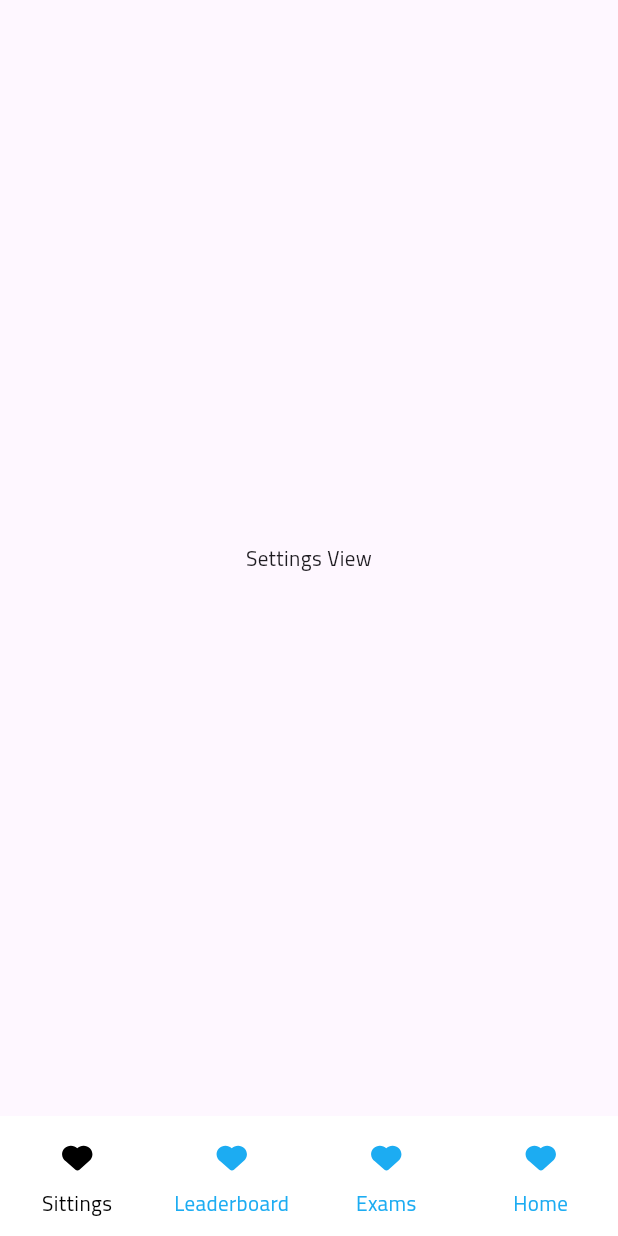
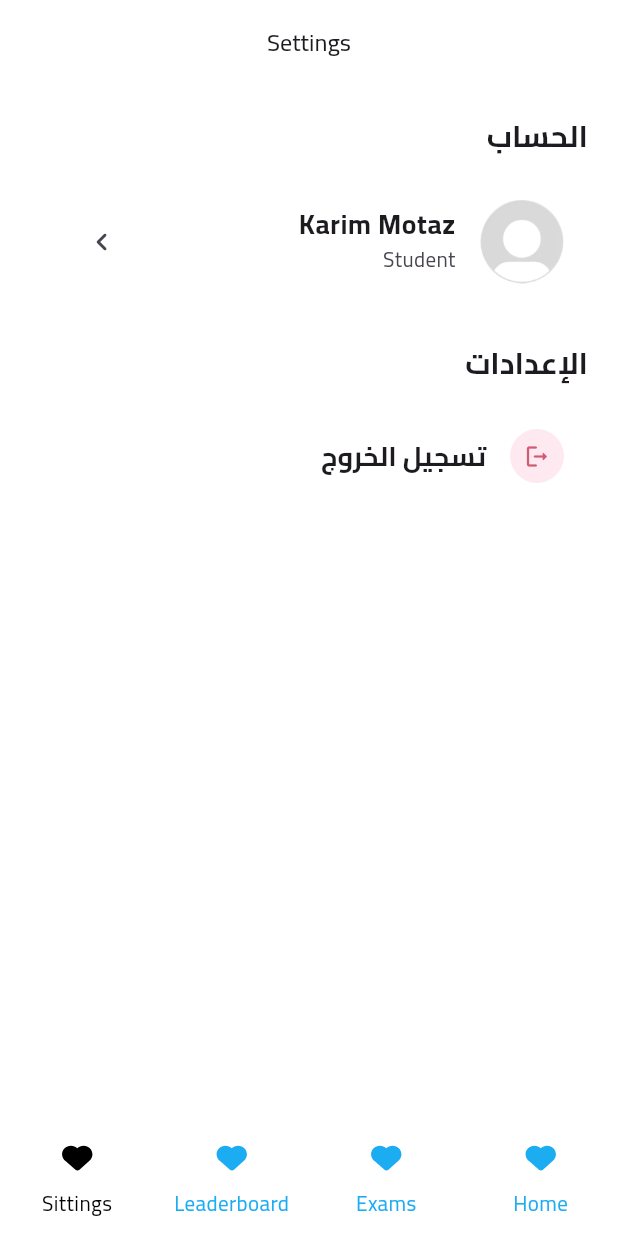
Before and after one commit to KaremMotaz/bio_app, a Flutter app: the MainView screen opened by its route, swiped to page 4, on a phone screen of 412 x 824 dp. Run offline on Flutter 3.47's test engine with Material 3 defaults, Android fonts, the light colour scheme and no system bars; our stand-ins replace cloud_firestore, dartz, dots_indicator, firebase_auth, firebase_core, flutter_bloc and 8 more; missing offline and left inert: flutter_facebook_auth; accounts and stored records are empty; statements that could not run were skipped.

Commit message:
Make profile and settings screens

```diff
--- a/analysis_options.yaml
+++ b/analysis_options.yaml
@@ -1,4 +1,4 @@
 include: package:flutter_lints/flutter.yaml
 
 formatter:
-  page_width: 50
+  page_width: 60
--- a/lib/core/theming/app_colors.dart
+++ b/lib/core/theming/app_colors.dart
@@ -16,4 +16,5 @@ class AppColors {
   static const Color buttonBlue = Color(0xff1cb0f6);
   static const Color darkerBlue = Color(0xff1a98d5);
   static const Color mainBlue = Color(0xff425D8C);
+  static const Color darkModeGray = Color(0xff202124);
 }
--- a/lib/core/theming/assets_data.dart
+++ b/lib/core/theming/assets_data.dart
@@ -25,4 +25,5 @@ class AssetsData {
   static const String choiceFour = 'assets/images/Choice_four.png';
 
   static const String finishLesson = 'assets/images/finishLesson.png';
+  static const String dummyUserImage = 'assets/images/dummy_image.png';
 }
--- a/lib/features/settings/presentation/views/settings_view.dart
+++ b/lib/features/settings/presentation/views/settings_view.dart
@@ -1,10 +1,31 @@
+import 'package:bio_app/core/services/get_it_service.dart';
+import 'package:bio_app/core/theming/text_styles.dart';
+import 'package:bio_app/features/auth/domain/auth_repo.dart';
+import 'package:bio_app/features/auth/presentation/manager/log_out_cubit/log_out_cubit.dart';
+import 'package:bio_app/features/settings/presentation/views/widgets/settings_view_body.dart';
 import 'package:flutter/material.dart';
+import 'package:flutter_bloc/flutter_bloc.dart';
 
 class SettingsView extends StatelessWidget {
   const SettingsView({super.key});
 
   @override
   Widget build(BuildContext context) {
-    return Scaffold(body: Center(child: Text('Settings View')));
+    return BlocProvider<LogOutCubit>(
+      create: (context) =>
+          LogOutCubit(getIt.get<AuthRepo>()),
+      child: Scaffold(
+        backgroundColor: Colors.white,
+        appBar: AppBar(
+          backgroundColor: Colors.white,
+          title: Text(
+            "Settings",
+            style: TextStyles.medium16,
+          ),
+          centerTitle: true,
+        ),
+        body: const SafeArea(child: SettingsViewBody()),
+      ),
+    );
   }
 }
--- /dev/null
+++ b/lib/features/settings/presentation/views/widgets/custom_settings_list_tile.dart
@@ -0,0 +1,43 @@
+import 'package:bio_app/core/theming/text_styles.dart';
+import 'package:flutter/material.dart';
+
+class CustomSettingsListTile extends StatelessWidget {
+  const CustomSettingsListTile({
+    super.key,
+    required this.iconcolor,
+    required this.bgIconcolor,
+    required this.title,
+    required this.onTap,
+    required this.trailing,
+    required this.icon,
+  });
+  final Color iconcolor;
+  final Color bgIconcolor;
+  final String title;
+  final VoidCallback onTap;
+  final Widget trailing;
+  final IconData icon;
+
+  @override
+  Widget build(BuildContext context) {
+    return ListTile(
+      leading: Container(
+        padding: EdgeInsets.symmetric(
+          horizontal: 9,
+          vertical: 9,
+        ),
+        decoration: BoxDecoration(
+          color: bgIconcolor,
+          shape: BoxShape.circle,
+        ),
+        child: Icon(icon, size: 18, color: iconcolor),
+      ),
+      title: Text(title, style: TextStyles.bold18),
+      trailing: trailing,
+      onTap: onTap,
+      shape: RoundedRectangleBorder(
+        borderRadius: BorderRadius.circular(10),
+      ),
+    );
+  }
+}
--- /dev/null
+++ b/lib/features/settings/presentation/views/widgets/settings_view_body.dart
@@ -0,0 +1,90 @@
+import 'package:bio_app/core/functions/show_confirm_dialog.dart';
+import 'package:bio_app/core/theming/text_styles.dart';
+import 'package:bio_app/features/auth/presentation/manager/log_out_cubit/log_out_cubit.dart';
+import 'package:bio_app/features/settings/presentation/views/widgets/custom_settings_list_tile.dart';
+import '../../../../../core/routing/routes.dart';
+import '../../../../../core/theming/assets_data.dart';
+import 'package:flutter/material.dart';
+import 'package:flutter_bloc/flutter_bloc.dart';
+import 'package:go_router/go_router.dart';
+
+class SettingsViewBody extends StatelessWidget {
+  const SettingsViewBody({super.key});
+
+  @override
+  Widget build(BuildContext context) {
+    return SingleChildScrollView(
+      child: Padding(
+        padding: EdgeInsets.symmetric(
+          horizontal: 20,
+          vertical: 20,
+        ),
+        child: Column(
+          crossAxisAlignment: CrossAxisAlignment.start,
+          children: [
+            Text("الحساب", style: TextStyles.bold20),
+            SizedBox(height: 20),
+            ListTile(
+              leading: Image.asset(
+                AssetsData.dummyUserImage,
+              ),
+              title: Text(
+                "Karim Motaz",
+                style: TextStyles.bold18,
+              ),
+              subtitle: const Text("Student"),
+              trailing: IconButton(
+                onPressed: () {
+                  GoRouter.of(
+                    context,
+                  ).push(Routes.profileView);
+                },
+                icon: const Icon(
+                  Icons.chevron_right_rounded,
+                ),
+              ),
+              onTap: () {
+                GoRouter.of(
+                  context,
+                ).push(Routes.profileView);
+              },
+              shape: RoundedRectangleBorder(
+                borderRadius: BorderRadius.circular(16),
+              ),
+            ),
+            SizedBox(height: 30),
+            Text("الإعدادات", style: TextStyles.bold20),
+            SizedBox(height: 20),
+            CustomSettingsListTile(
+              bgIconcolor: const Color(0xfffee9f0),
+              title: "تسجيل الخروج",
+              onTap: () {
+                showConfirmDialog(
+                  context: context,
+                  buttonText: "خروج",
+                  bodyContent:
+                      "هل أنت متأكد أنك تريد تسجيل الخروج؟",
+                  title: "تسجيل الخروج؟",
+                  buttonColor: const Color(0xffdb2323),
+                  onPressed: () async {
+                    await context
+                        .read<LogOutCubit>()
+                        .logOut();
+                    if (!context.mounted) return;
+                    GoRouter.of(
+                      context,
+                    ).pushReplacement(Routes.signInView);
+                  },
+                );
+              },
+              trailing: const SizedBox.shrink(),
+              icon: Icons.logout_rounded,
+              iconcolor: const Color(0xffd05b75),
+            ),
+            SizedBox(height: 8),
+          ],
+        ),
+      ),
+    );
+  }
+}
--- a/lib/main.dart
+++ b/lib/main.dart
@@ -14,17 +14,16 @@ void main() async {
   await CacheHelper.init();
   await SupabaseStorageService.initSupabase();
   await SupabaseStorageService.createBuckets(kBucketName);
-  await Firebase.initializeApp(options: DefaultFirebaseOptions.currentPlatform);
+  await Firebase.initializeApp(
+    options: DefaultFirebaseOptions.currentPlatform,
+  );
 
-  // Check if the user has seen the onboarding screen
-  final bool hasSeenOnboarding = CacheHelper.getBool(key: kHasSeenOnboarding);
   setupGetIt();
-  runApp(MainApp(hasSeenOnboarding: hasSeenOnboarding));
+  runApp(MainApp());
 }
 
 class MainApp extends StatelessWidget {
-  const MainApp({super.key, required this.hasSeenOnboarding});
-  final bool hasSeenOnboarding;
+  const MainApp({super.key});
   @override
   Widget build(BuildContext context) {
     return MaterialApp.router(
@@ -37,7 +36,7 @@ class MainApp extends StatelessWidget {
         GlobalWidgetsLocalizations.delegate,
         GlobalCupertinoLocalizations.delegate,
       ],
-      routerConfig: AppRouter.createRouter(hasSeenOnboarding),
+      routerConfig: AppRouter.createRouter(),
     );
   }
 }
```
Also changed, not shown: lib/core/functions/show_confirm_dialog.dart (added, +101 -0 lines), lib/core/routing/app_router.dart (+20 -7 lines), lib/features/profile/presentation/views/profile_view.dart (+23 -1 lines), lib/features/profile/presentation/views/widgets/edit_profile_list_tile.dart (added, +37 -0 lines), lib/features/profile/presentation/views/widgets/profile_view_body.dart (added, +92 -0 lines), assets/images/dummy_image.png (added).
